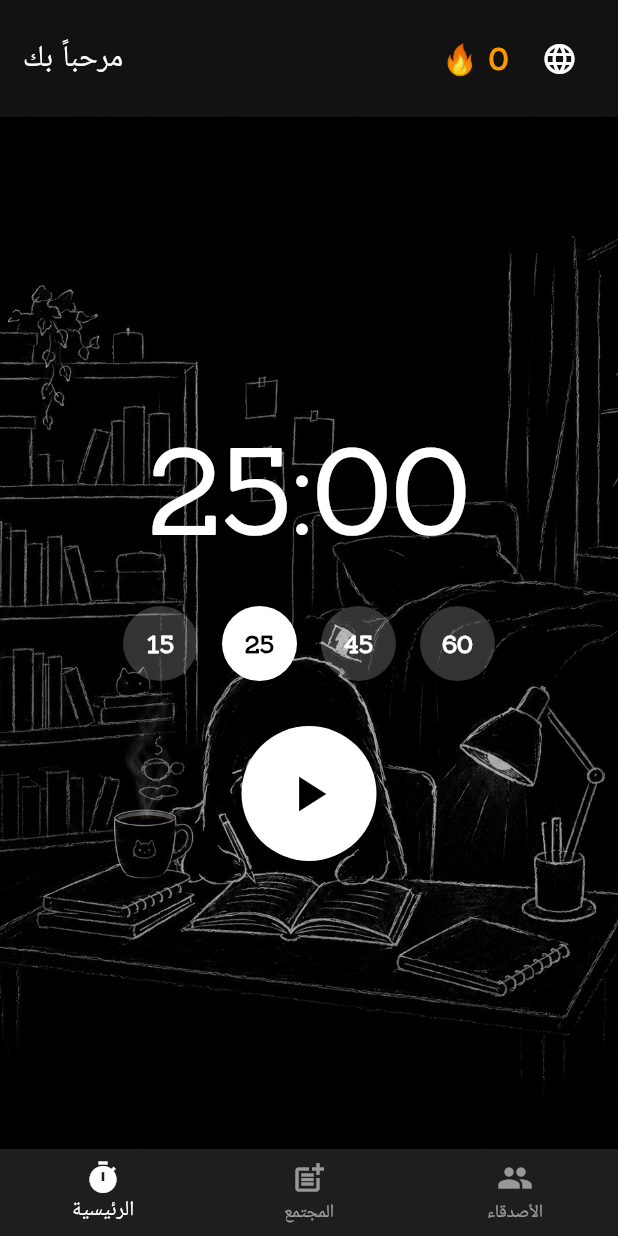
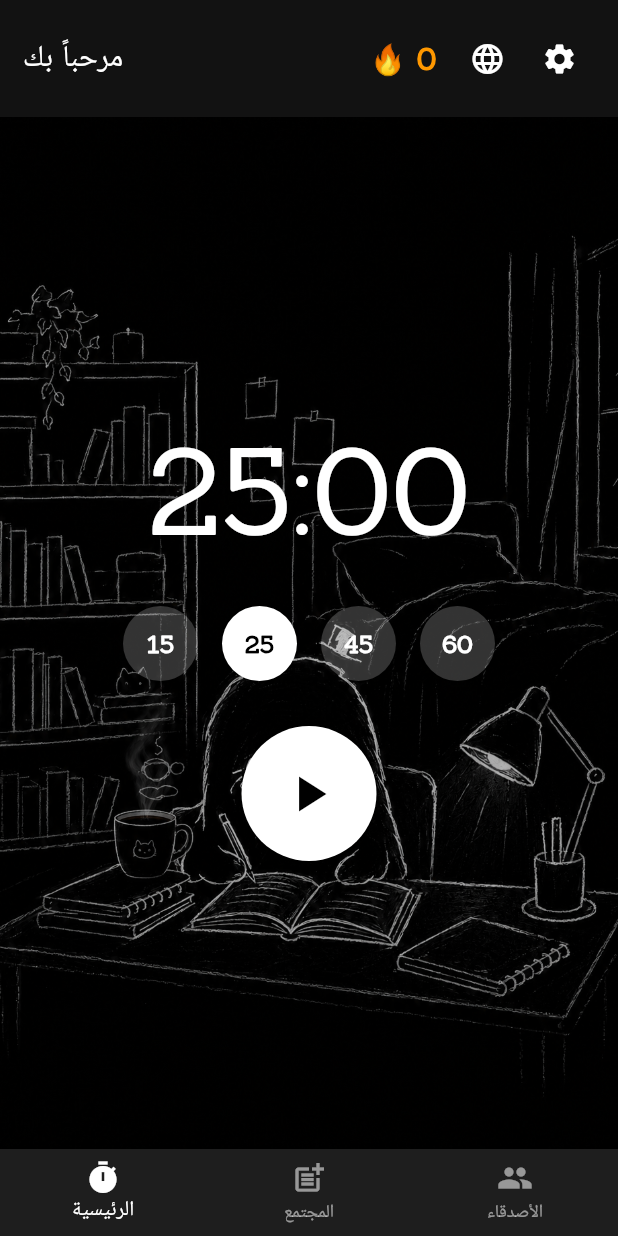
Before and after one commit to sindu15moz-boop/klencod-flutter-study-with-sindu, a Flutter app: the HomeScreen screen opened directly, on a phone screen of 412 x 824 dp. Run offline on Flutter 3.47's test engine with Material 3 defaults, Android fonts, the light colour scheme and no system bars; our stand-ins replace cloud_firestore, firebase_auth, firebase_core, firebase_storage, image_picker, shared_preferences; accounts and stored records are empty.

Commit message:
Update home_screen.dart

```diff
--- a/lib/home_screen.dart
+++ b/lib/home_screen.dart
@@ -1,4 +1,3 @@
-import 'settings_screen.dart';
 import 'dart:async';
 import 'dart:io';
 import 'package:flutter/material.dart';
@@ -7,7 +6,8 @@ import 'package:firebase_auth/firebase_auth.dart';
 import 'package:image_picker/image_picker.dart';
 import 'package:firebase_storage/firebase_storage.dart';
 import 'package:cloud_firestore/cloud_firestore.dart';
-import 'app_language.dart'; // <--- زدنا هادي باش نربطو اللغة
+import 'app_language.dart';
+import 'settings_screen.dart'; // <--- زدنا هادي باش يخدم زر الإعدادات
 import 'posts_screen.dart';
 import 'friends_screen.dart';
 
@@ -248,7 +248,7 @@ class _HomeScreenState extends State<HomeScreen> with SingleTickerProviderStateM
               mainAxisAlignment: MainAxisAlignment.spaceBetween,
               children: [
                 Text(
-                  "${AppLanguage.get('welcome')} $_studentName", // <--- هنا ربطنا الترجمة
+                  "${AppLanguage.get('welcome')} $_studentName",
                   style: const TextStyle(color: Colors.white, fontSize: 20, fontFamily: 'Sanchez'),
                 ),
                 Row(
@@ -258,10 +258,20 @@ class _HomeScreenState extends State<HomeScreen> with SingleTickerProviderStateM
                       style: const TextStyle(color: Colors.orange, fontSize: 20, fontWeight: FontWeight.bold),
                     ),
                     const SizedBox(width: 10),
-                    // زر اللغة (كرة الأرضية)
+                    // زر اللغة
                     IconButton(
                       icon: const Icon(Icons.language, color: Colors.white),
                       onPressed: _showLanguageDialog,
+                    ),
+                    // زر الإعدادات
+                    IconButton(
+                      icon: const Icon(Icons.settings, color: Colors.white),
+                      onPressed: () {
+                        Navigator.push(
+                          context,
+                          MaterialPageRoute(builder: (context) => const SettingsScreen()),
+                        ).then((_) => setState(() {}));
+                      },
                     ),
                   ],
                 ),
```
